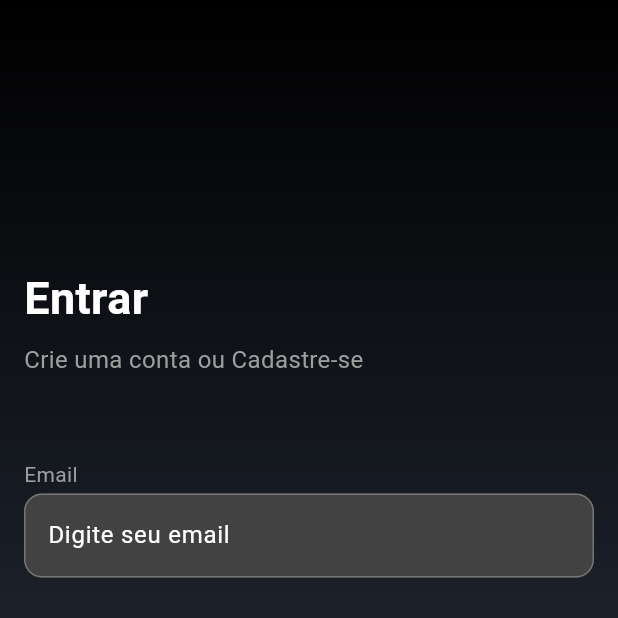
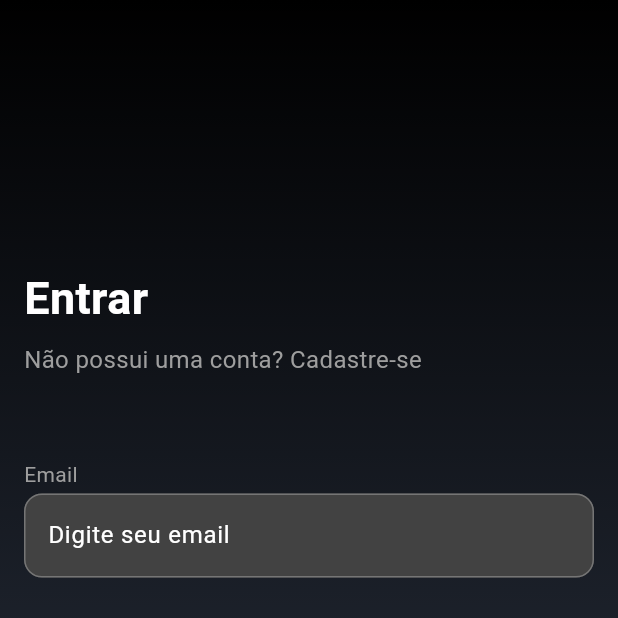
Before and after one commit to Matheussilvasantiagou/UFRPE-DSI-ADOGCAO, a Flutter app: the screen it shows after launch, after a tap on "Entrar", on a phone screen of 412 x 824 dp, the top half of it. Run offline on Flutter 3.47's test engine with Material 3 defaults, Android fonts, the light colour scheme and no system bars; our stand-ins replace cloud_firestore, firebase_auth, firebase_core, google_maps_flutter; missing offline and left inert: flutter_google_places_hoc081098, google_api_headers, google_maps_webservice; accounts and stored records are empty; network calls fail.

Commit message:
ajuste detalhes

```diff
--- a/adogcao/lib/views/abrigos_screen.dart
+++ b/adogcao/lib/views/abrigos_screen.dart
@@ -579,6 +579,7 @@ class _EditarAbrigoScreenState extends State<EditarAbrigoScreen> {
                           }
                         },
                       ),
+                      SizedBox(height: 16), // Espaçamento adicionado
                       Expanded(
                         child: GoogleMap(
                           onMapCreated: _onMapCreated,
--- a/adogcao/lib/views/login_screen.dart
+++ b/adogcao/lib/views/login_screen.dart
@@ -75,7 +75,7 @@ class _LoginScreenState extends State<LoginScreen> {
                       Navigator.pushNamed(context, '/cadastro');
                     },
                     child: Text(
-                      'Crie uma conta ou Cadastre-se',
+                      'Não possui uma conta? Cadastre-se',
                       style: TextStyle(
                         color: Colors.grey,
                         fontSize: 16,
```
Also changed, not shown: adogcao/lib/views/cadastrar_abrigo_screen.dart (+12 -2 lines).
